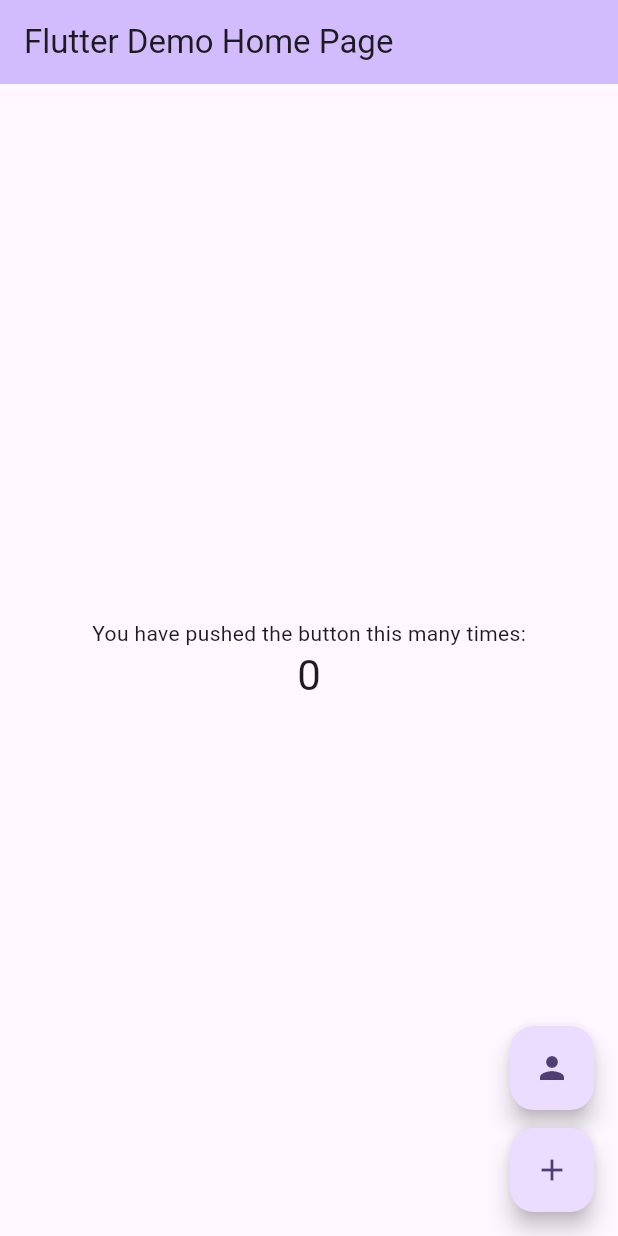
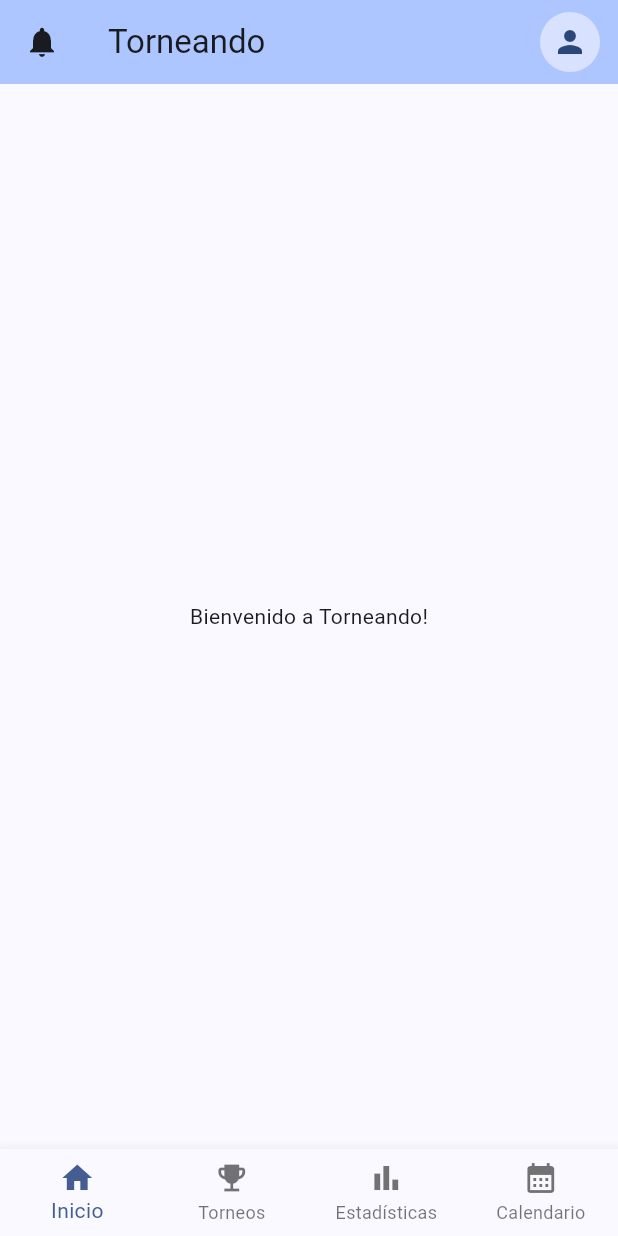
Before and after one commit to ajl784/AppTorneos, a Flutter app: the screen it shows after launch, on a phone screen of 412 x 824 dp. Run offline on Flutter 3.47's test engine with Material 3 defaults, Android fonts, the phone set to English and light mode, and no system bars.

Commit message:
UI iniciada

```diff
--- /dev/null
+++ b/front/lib/auth_state.dart
@@ -0,0 +1,7 @@
+import 'package:flutter/foundation.dart';
+
+class AuthState {
+  AuthState._();
+
+  static final ValueNotifier<bool> isLoggedIn = ValueNotifier<bool>(false);
+}
--- a/front/lib/main.dart
+++ b/front/lib/main.dart
@@ -1,5 +1,5 @@
 import 'package:flutter/material.dart';
-import 'login_register_screen.dart';
+import 'main_shell.dart';
 
 void main() {
   runApp(const MyApp());
@@ -12,7 +12,7 @@ class MyApp extends StatelessWidget {
   @override
   Widget build(BuildContext context) {
     return MaterialApp(
-      title: 'Flutter Demo',
+      title: 'Torneando',
       theme: ThemeData(
         // This is the theme of your application.
         //
@@ -29,85 +29,9 @@ class MyApp extends StatelessWidget {
         //
         // This works for code too, not just values: Most code changes can be
         // tested with just a hot reload.
-        colorScheme: .fromSeed(seedColor: Colors.deepPurple),
+        colorScheme: ColorScheme.fromSeed(seedColor: Colors.blueAccent),
       ),
-      home: const MyHomePage(title: 'Flutter Demo Home Page'),
+      home: const MainShell(),
     );
   }
 }
-
-class MyHomePage extends StatefulWidget {
-  const MyHomePage({super.key, required this.title});
-
-  // This widget is the home page of your application. It is stateful, meaning
-  // that it has a State object (defined below) that contains fields that affect
-  // how it looks.
-
-  // This class is the configuration for the state. It holds the values (in this
-  // case the title) provided by the parent (in this case the App widget) and
-  // used by the build method of the State. Fields in a Widget subclass are
-  // always marked "final".
-
-  final String title;
-
-  @override
-  State<MyHomePage> createState() => _MyHomePageState();
-}
-
-class _MyHomePageState extends State<MyHomePage> {
-  int _counter = 0;
-
-  void _incrementCounter() {
-    setState(() {
-      _counter++;
-    });
-  }
-
-  void _goToLogin() {
-    Navigator.of(context).push(
-      MaterialPageRoute(builder: (context) => const LoginRegisterScreen()),
-    );
-  }
-
-  @override
-  Widget build(BuildContext context) {
-    return Scaffold(
-      appBar: AppBar(
-        backgroundColor: Theme.of(context).colorScheme.inversePrimary,
-        title: Text(widget.title),
-      ),
-      body: Center(
-        child: Column(
-          mainAxisAlignment: MainAxisAlignment.center,
-          children: [
-            const Text('You have pushed the button this many times:'),
-            Text(
-              '$_counter',
-              style: Theme.of(context).textTheme.headlineMedium,
-            ),
-          ],
-        ),
-      ),
-      floatingActionButton: Column(
-        mainAxisSize: MainAxisSize.min,
-        children: [
-          FloatingActionButton(
-            heroTag: 'login',
-            onPressed: _goToLogin,
-            tooltip: 'Login/Registro',
-            child: const Icon(Icons.person),
-          ),
-          const SizedBox(height: 12),
-          FloatingActionButton(
-            heroTag: 'increment',
-            onPressed: _incrementCounter,
-            tooltip: 'Increment',
-            child: const Icon(Icons.add),
-          ),
-        ],
-      ),
-    );
-  }
-}
-
-// ...existing code...
--- /dev/null
+++ b/front/lib/main_shell.dart
@@ -0,0 +1,149 @@
+import 'package:flutter/material.dart';
+
+import 'auth_state.dart';
+import 'login_register_screen.dart';
+import 'perfil_screen.dart';
+
+class MainShell extends StatefulWidget {
+  const MainShell({super.key});
+
+  @override
+  State<MainShell> createState() => _MainShellState();
+}
+
+class _MainShellState extends State<MainShell> {
+  int _currentIndex = 0;
+
+  void _goToProfile() {
+    if (AuthState.isLoggedIn.value) {
+      Navigator.of(context).push(
+        MaterialPageRoute(builder: (context) => const PerfilScreen()),
+      );
+      return;
+    }
+
+    Navigator.of(context).push(
+      MaterialPageRoute(builder: (context) => const LoginRegisterScreen()),
+    );
+  }
+
+  void _goToLogin() {
+    Navigator.of(context).push(
+      MaterialPageRoute(builder: (context) => const LoginRegisterScreen()),
+    );
+  }
+
+  void _openNotifications() {
+    ScaffoldMessenger.of(context).showSnackBar(
+      const SnackBar(content: Text('Notificaciones')),
+    );
+  }
+
+  @override
+  Widget build(BuildContext context) {
+    return Scaffold(
+      appBar: AppBar(
+        backgroundColor: Theme.of(context).colorScheme.inversePrimary,
+        leading: IconButton(
+          tooltip: 'Notificaciones',
+          icon: const Icon(Icons.notifications),
+          onPressed: _openNotifications,
+        ),
+        title: const Text('Torneando'),
+        actions: [
+          Padding(
+            padding: const EdgeInsets.only(right: 12),
+            child: InkWell(
+              onTap: _goToProfile,
+              customBorder: const CircleBorder(),
+              child: const CircleAvatar(
+                child: Icon(Icons.person),
+              ),
+            ),
+          ),
+        ],
+      ),
+      body: IndexedStack(
+        index: _currentIndex,
+        children: [
+          const InicioTab(),
+          const TorneosTab(),
+          const EstadisticasTab(),
+          const CalendarioTab(),
+        ],
+      ),
+      bottomNavigationBar: BottomNavigationBar(
+        type: BottomNavigationBarType.fixed,
+        currentIndex: _currentIndex,
+        onTap: (index) {
+          setState(() {
+            _currentIndex = index;
+          });
+        },
+        items: const [
+          BottomNavigationBarItem(
+            icon: Icon(Icons.home),
+            label: 'Inicio',
+          ),
+          BottomNavigationBarItem(
+            icon: Icon(Icons.emoji_events),
+            label: 'Torneos',
+          ),
+          BottomNavigationBarItem(
+            icon: Icon(Icons.bar_chart),
+            label: 'Estadísticas',
+          ),
+          BottomNavigationBarItem(
+            icon: Icon(Icons.calendar_month),
+            label: 'Calendario',
+          ),
+
+        ],
+      ),
+      floatingActionButton: null,
+    );
+  }
+}
+
+class InicioTab extends StatelessWidget {
+  const InicioTab({super.key});
+
+  @override
+  Widget build(BuildContext context) {
+    return Center(
+      child: Column(
+        mainAxisAlignment: MainAxisAlignment.center,
+        children: [
+          const Text('Bienvenido a Torneando!'),
+        ],
+      ),
+    );
+  }
+}
+
+class TorneosTab extends StatelessWidget {
+  const TorneosTab({super.key});
+
+  @override
+  Widget build(BuildContext context) {
+    return const Center(child: Text('Torneos'));
+  }
+}
+
+class EstadisticasTab extends StatelessWidget {
+  const EstadisticasTab({super.key});
+
+  @override
+  Widget build(BuildContext context) {
+    return const Center(child: Text('Estadísticas'));
+  }
+}
+
+class CalendarioTab extends StatelessWidget {
+  const CalendarioTab({super.key});
+
+  @override
+  Widget build(BuildContext context) {
+    return const Center(child: Text('Calendario'));
+  }
+}
```
Also changed, not shown: front/lib/login_register_screen.dart (+4 -4 lines), front/lib/perfil_screen.dart (added, +17 -0 lines).
